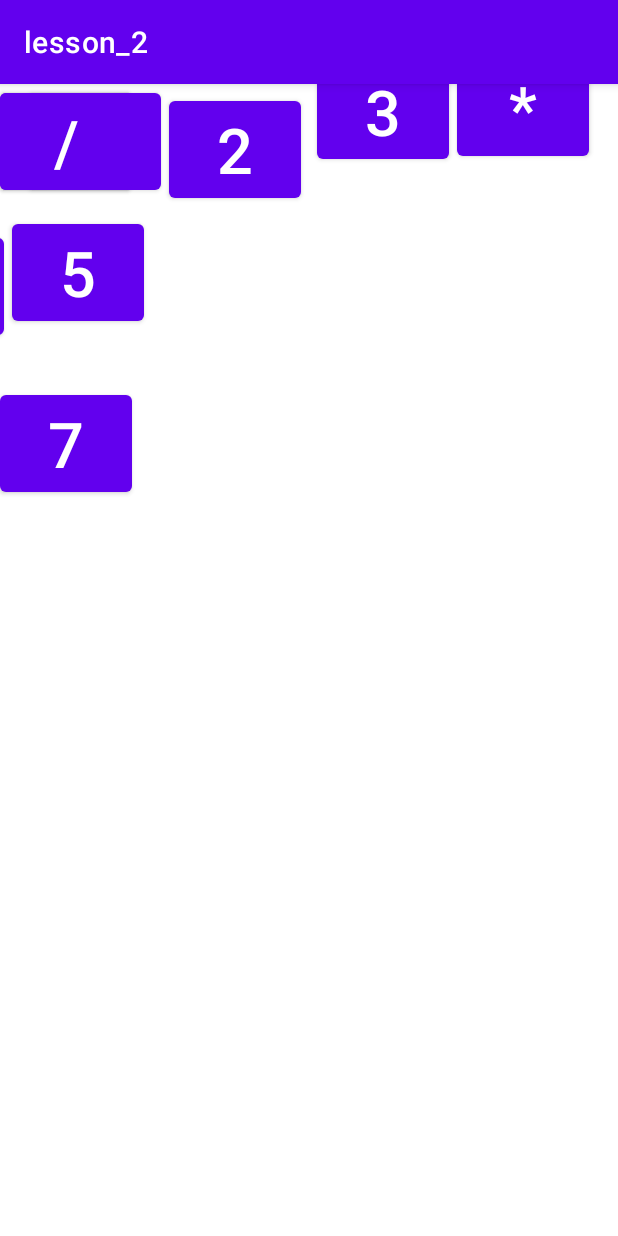
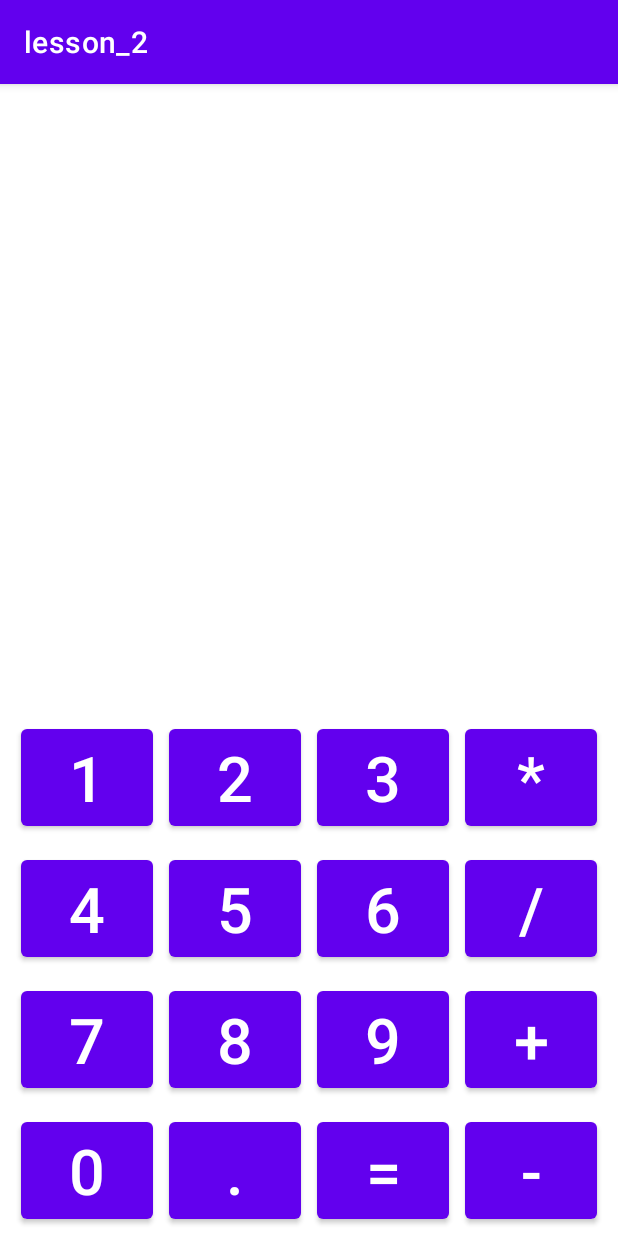
Before and after one commit to GrigorievaMN/Android_Studio, an Android app: the screen it shows after launch (MainActivity), on a phone screen of 412 x 824 dp. Run offline under Robolectric (Android 15) with nearby library versions, the phone set to English and light mode, and no system bars.

Commit message:
lesson_2 button finish

```diff
--- a/lesson_2/app/src/main/res/layout/activity_main.xml
+++ b/lesson_2/app/src/main/res/layout/activity_main.xml
@@ -3,8 +3,7 @@
     xmlns:app="http://schemas.android.com/apk/res-auto"
     xmlns:tools="http://schemas.android.com/tools"
     android:layout_width="match_parent"
-    android:layout_height="match_parent"
-    tools:context=".MainActivity">
+    android:layout_height="match_parent">
 
 
     <Button
@@ -13,40 +12,42 @@
         android:layout_height="wrap_content"
         android:text="@string/_1"
         android:textSize="@dimen/button_text"
+        android:layout_margin="@dimen/margin_button"
         app:layout_constraintBottom_toTopOf="@+id/button_4"
         app:layout_constraintEnd_toStartOf="@+id/button_2"
         app:layout_constraintHorizontal_chainStyle="packed"
         app:layout_constraintStart_toStartOf="parent"
         app:layout_constraintTop_toTopOf="parent"
-        app:layout_constraintVertical_bias="0.3"
-        app:layout_constraintVertical_chainStyle="packed" />
+        app:layout_constraintVertical_bias="1"
+        app:layout_constraintVertical_chainStyle="packed"
+        />
 
     <Button
         android:id="@+id/button_2"
         android:layout_width="wrap_content"
         android:layout_height="wrap_content"
-        android:layout_margin="@dimen/margin_button"
         android:text="@string/_2"
         android:textSize="@dimen/button_text"
+        android:layout_margin="@dimen/margin_button"
         app:layout_constraintBottom_toTopOf="@+id/button_5"
         app:layout_constraintEnd_toStartOf="@+id/button_3"
         app:layout_constraintStart_toEndOf="@+id/button_1"
         app:layout_constraintTop_toTopOf="parent"
-        app:layout_constraintVertical_bias="0.3"
-        app:layout_constraintVertical_chainStyle="packed"  />
+        app:layout_constraintVertical_bias="1"
+        app:layout_constraintVertical_chainStyle="packed" />
 
     <Button
         android:id="@+id/button_3"
         android:layout_width="wrap_content"
         android:layout_height="wrap_content"
-        android:layout_margin="@dimen/margin_button"
         android:text="@string/_3"
         android:textSize="@dimen/button_text"
+        android:layout_margin="@dimen/margin_button"
         app:layout_constraintBottom_toTopOf="@+id/button_6"
         app:layout_constraintEnd_toStartOf="@+id/button_mult"
         app:layout_constraintStart_toEndOf="@+id/button_2"
         app:layout_constraintTop_toTopOf="parent"
-        app:layout_constraintVertical_bias="0.3"
+        app:layout_constraintVertical_bias="1"
         app:layout_constraintVertical_chainStyle="packed" />
 
     <Button
@@ -55,34 +56,35 @@
         android:layout_height="wrap_content"
         android:text="@string/_mult"
         android:textSize="@dimen/button_text"
+        android:layout_margin="@dimen/margin_button"
         app:layout_constraintBottom_toTopOf="@+id/button_div"
         app:layout_constraintEnd_toEndOf="parent"
         app:layout_constraintStart_toEndOf="@+id/button_3"
         app:layout_constraintTop_toTopOf="parent"
-        app:layout_constraintVertical_bias="0.3"
+        app:layout_constraintVertical_bias="1"
         app:layout_constraintVertical_chainStyle="packed" />
 
     <Button
         android:id="@+id/button_4"
         android:layout_width="wrap_content"
         android:layout_height="wrap_content"
-        android:layout_marginStart="16dp"
-        android:layout_marginTop="20dp"
         android:text="@string/_4"
         android:textSize="@dimen/button_text"
+        android:layout_margin="@dimen/margin_button"
+        app:layout_constraintBottom_toTopOf="@+id/button_7"
         app:layout_constraintEnd_toStartOf="@+id/button_5"
+        app:layout_constraintHorizontal_chainStyle="packed"
         app:layout_constraintStart_toStartOf="parent"
-        app:layout_constraintTop_toBottomOf="@+id/button_1"
-        app:layout_constraintBottom_toTopOf="@+id/button_7"/>
+        app:layout_constraintTop_toBottomOf="@+id/button_1" />
 
     <Button
         android:id="@+id/button_5"
         android:layout_width="wrap_content"
         android:layout_height="wrap_content"
-        android:layout_margin="@dimen/margin_button"
-        android:layout_marginTop="12dp"
         android:text="@string/_5"
         android:textSize="@dimen/button_text"
+        android:layout_margin="@dimen/margin_button"
+        app:layout_constraintBottom_toTopOf="@+id/button_8"
         app:layout_constraintEnd_toStartOf="@+id/button_6"
         app:layout_constraintStart_toEndOf="@+id/button_4"
         app:layout_constraintTop_toBottomOf="@+id/button_2" />
@@ -91,34 +93,123 @@
         android:id="@+id/button_6"
         android:layout_width="wrap_content"
         android:layout_height="wrap_content"
-        android:layout_margin="@dimen/margin_button"
         android:text="@string/_6"
         android:textSize="@dimen/button_text"
-        tools:layout_editor_absoluteX="216dp"
-        tools:layout_editor_absoluteY="222dp" />
+        android:layout_margin="@dimen/margin_button"
+        app:layout_constraintBottom_toTopOf="@+id/button_9"
+        app:layout_constraintEnd_toStartOf="@+id/button_div"
+        app:layout_constraintStart_toEndOf="@+id/button_5"
+        app:layout_constraintTop_toBottomOf="@+id/button_3" />
 
     <Button
         android:id="@+id/button_div"
         android:layout_width="wrap_content"
         android:layout_height="wrap_content"
-        android:layout_margin="@dimen/margin_button"
         android:text="@string/_div"
         android:textSize="@dimen/button_text"
-        tools:layout_editor_absoluteX="317dp"
-        tools:layout_editor_absoluteY="222dp" />
+        android:layout_margin="@dimen/margin_button"
+        app:layout_constraintBottom_toTopOf="@+id/button_add"
+        app:layout_constraintEnd_toEndOf="parent"
+        app:layout_constraintStart_toEndOf="@+id/button_6"
+        app:layout_constraintTop_toBottomOf="@+id/button_mult" />
 
     <Button
         android:id="@+id/button_7"
         android:layout_width="wrap_content"
         android:layout_height="wrap_content"
-        android:layout_marginTop="28dp"
         android:text="@string/_7"
         android:textSize="@dimen/button_text"
+        android:layout_margin="@dimen/margin_button"
+        app:layout_constraintBottom_toTopOf="@+id/button_0"
         app:layout_constraintEnd_toStartOf="@+id/button_8"
+        app:layout_constraintHorizontal_chainStyle="packed"
         app:layout_constraintStart_toStartOf="parent"
         app:layout_constraintTop_toBottomOf="@+id/button_4" />
 
-    />
+    <Button
+        android:id="@+id/button_8"
+        android:layout_width="wrap_content"
+        android:layout_height="wrap_content"
+        android:text="@string/_8"
+        android:textSize="@dimen/button_text"
+        android:layout_margin="@dimen/margin_button"
+        app:layout_constraintBottom_toTopOf="@+id/button_point"
+        app:layout_constraintEnd_toStartOf="@+id/button_9"
+        app:layout_constraintStart_toEndOf="@+id/button_7"
+        app:layout_constraintTop_toBottomOf="@+id/button_5" />
+
+    <Button
+        android:id="@+id/button_9"
+        android:layout_width="wrap_content"
+        android:layout_height="wrap_content"
+        android:text="@string/_9"
+        android:textSize="@dimen/button_text"
+        android:layout_margin="@dimen/margin_button"
+        app:layout_constraintBottom_toTopOf="@+id/button_eq"
+        app:layout_constraintEnd_toStartOf="@+id/button_add"
+        app:layout_constraintStart_toEndOf="@+id/button_8"
+        app:layout_constraintTop_toBottomOf="@+id/button_6" />
+
+    <Button
+        android:id="@+id/button_add"
+        android:layout_width="wrap_content"
+        android:layout_height="wrap_content"
+        android:text="@string/_add"
+        android:textSize="@dimen/button_text"
+        android:layout_margin="@dimen/margin_button"
+        app:layout_constraintBottom_toTopOf="@+id/button_subst"
+        app:layout_constraintEnd_toEndOf="parent"
+        app:layout_constraintStart_toEndOf="@+id/button_9"
+        app:layout_constraintTop_toBottomOf="@+id/button_div" />
+
+    <Button
+        android:id="@+id/button_0"
+        android:layout_width="wrap_content"
+        android:layout_height="wrap_content"
+        android:text="@string/_0"
+        android:textSize="@dimen/button_text"
+        android:layout_margin="@dimen/margin_button"
+        app:layout_constraintBottom_toBottomOf="parent"
+        app:layout_constraintEnd_toStartOf="@+id/button_point"
+        app:layout_constraintHorizontal_chainStyle="packed"
+        app:layout_constraintStart_toStartOf="parent"
+        app:layout_constraintTop_toBottomOf="@+id/button_7" />
+
+    <Button
+        android:id="@+id/button_point"
+        android:layout_width="wrap_content"
+        android:layout_height="wrap_content"
+        android:text="@string/_point"
+        android:textSize="@dimen/button_text"
+        android:layout_margin="@dimen/margin_button"
+        app:layout_constraintBottom_toBottomOf="parent"
+        app:layout_constraintEnd_toStartOf="@+id/button_eq"
+        app:layout_constraintStart_toEndOf="@+id/button_0"
+        app:layout_constraintTop_toBottomOf="@+id/button_8" />
+
+    <Button
+        android:id="@+id/button_eq"
+        android:layout_width="wrap_content"
+        android:layout_height="wrap_content"
+        android:text="@string/_equals"
+        android:textSize="@dimen/button_text"
+        android:layout_margin="@dimen/margin_button"
+        app:layout_constraintBottom_toBottomOf="parent"
+        app:layout_constraintEnd_toStartOf="@+id/button_subst"
+        app:layout_constraintStart_toEndOf="@+id/button_point"
+        app:layout_constraintTop_toBottomOf="@+id/button_9" />
+
+    <Button
+        android:id="@+id/button_subst"
+        android:layout_width="wrap_content"
+        android:layout_height="wrap_content"
+        android:text="@string/_subst"
+        android:textSize="@dimen/button_text"
+        android:layout_margin="@dimen/margin_button"
+        app:layout_constraintBottom_toBottomOf="parent"
+        app:layout_constraintEnd_toEndOf="parent"
+        app:layout_constraintStart_toEndOf="@+id/button_eq"
+        app:layout_constraintTop_toBottomOf="@+id/button_add" />
 
 
 </androidx.constraintlayout.widget.ConstraintLayout>
```
